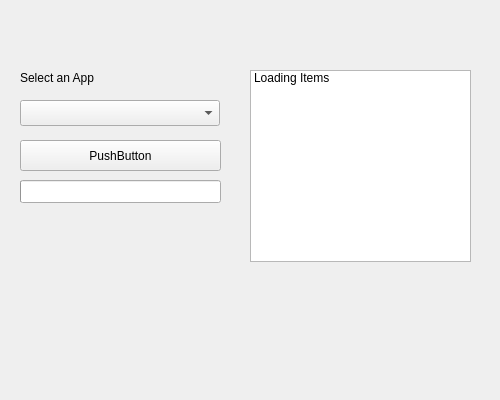
Before: the Qt Designer form BetaLauncher/mainwindow.ui in galli-leo/Testfighter, drawn with Qt 5.
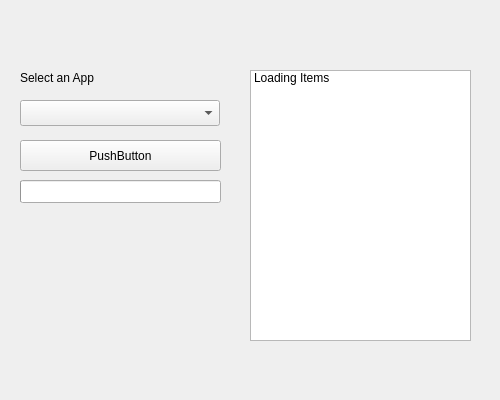
After: the same form once the commit is applied. Icons and pictures are not drawn.

Commit message: - Fixed long descriptions

```diff
--- a/BetaLauncher/mainwindow.ui
+++ b/BetaLauncher/mainwindow.ui
@@ -85,7 +85,7 @@
       <x>250</x>
       <y>70</y>
       <width>221</width>
-      <height>192</height>
+      <height>271</height>
      </rect>
     </property>
     <property name="wordWrap">
```
Left out of the diff: 34 changed lines with no effect on the pictures. The commit also changes 2 other files.
